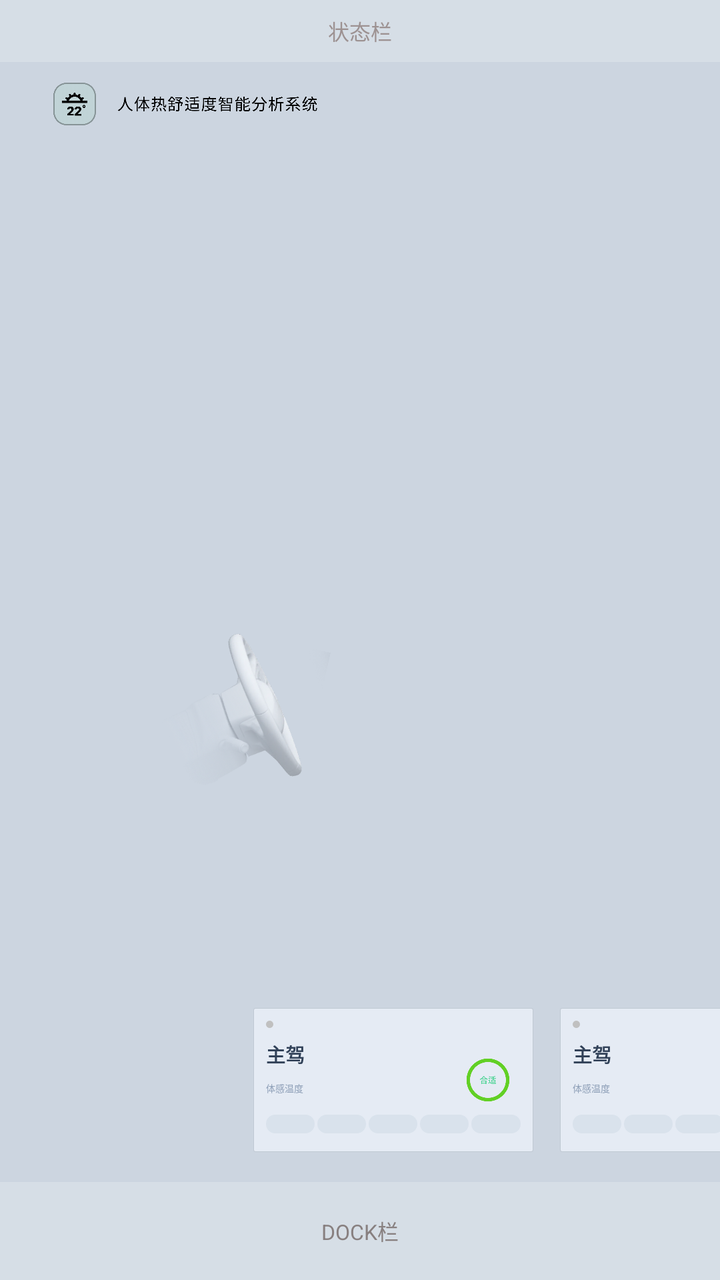
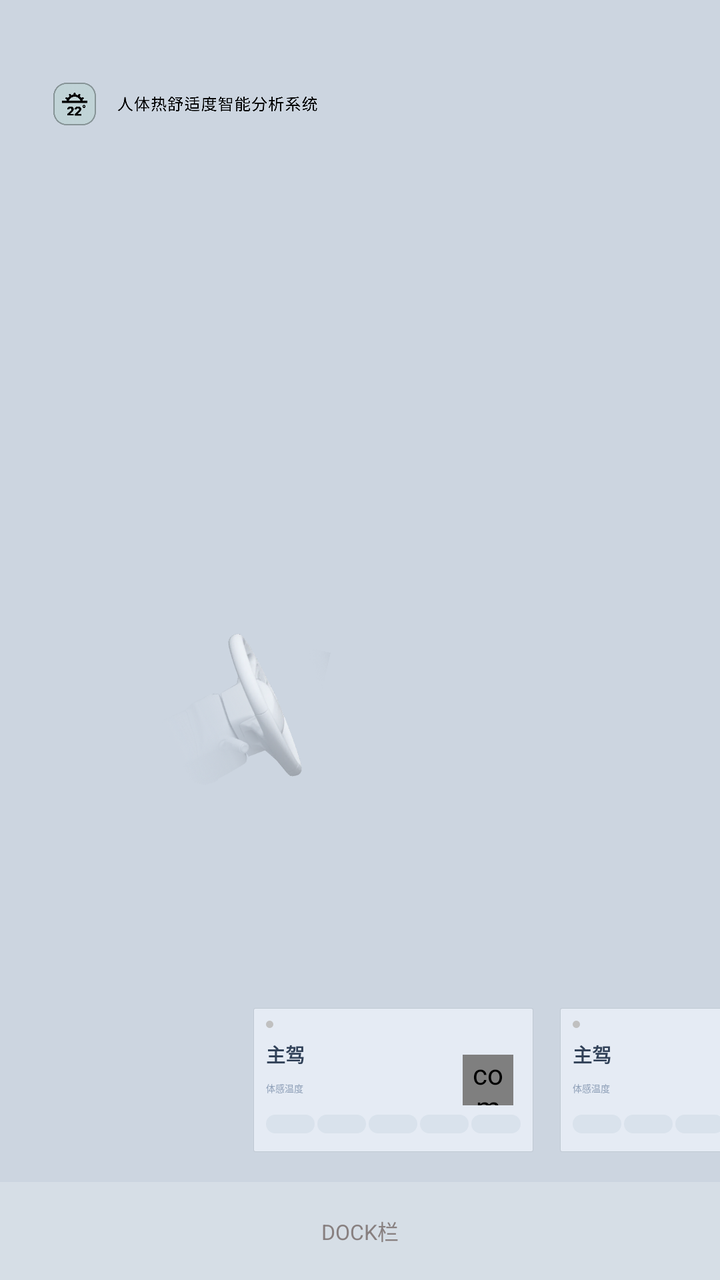

An Android layout rendered at two revisions. The XML below is the earlier revision; the diff shows what the commit changed to produce the second picture.
<!-- AndroidManifest.xml: application theme Theme.Huifeng -->
<!-- res/layout/activity_body_feel.xml -->
<?xml version="1.0" encoding="utf-8"?>
<FrameLayout xmlns:android="http://schemas.android.com/apk/res/android"
    android:layout_width="match_parent"
    android:layout_height="match_parent"
    android:background="@drawable/bg_body_feel">

    
    <ImageView
        android:layout_width="615px"
        android:layout_height="64px"
        android:layout_marginStart="80px"
        android:layout_marginTop="124px"
        android:src="@drawable/title_bodyfeel" />

    
    <ImageView
        android:layout_width="272px"
        android:layout_height="282px"
        android:layout_marginStart="224px"
        android:layout_marginTop="928px"
        android:src="@drawable/steeringwheel" />

    
    <FrameLayout
        android:id="@+id/seat_container"
        android:layout_width="match_parent"
        android:layout_height="match_parent" />

    
    

    
    <include
        android:id="@+id/card_seat_0"
        layout="@layout/view_seat_card"
        android:layout_width="420px"
        android:layout_height="216px"
        android:layout_gravity="bottom|start"
        android:layout_marginStart="380px"
        android:layout_marginBottom="192px" />

    
    <include
        android:id="@+id/card_seat_1"
        layout="@layout/view_seat_card"
        android:layout_width="420px"
        android:layout_height="216px"
        android:layout_gravity="bottom|start"
        android:layout_marginStart="840px"
        android:layout_marginBottom="192px" />

    
    <include
        android:id="@+id/card_seat_3"
        layout="@layout/view_seat_card"
        android:layout_width="420px"
        android:layout_height="216px"
        android:layout_gravity="bottom|start"
        android:layout_marginStart="1300px"
        android:layout_marginBottom="192px" />

    
    <include
        android:id="@+id/card_seat_4"
        layout="@layout/view_seat_card"
        android:layout_width="420px"
        android:layout_height="216px"
        android:layout_gravity="bottom|start"
        android:layout_marginStart="1760px"
        android:layout_marginBottom="192px" />

    

    
    <View
        android:layout_width="match_parent"
        android:layout_height="92.8px"
        android:background="#33FFFFFF" />

    <TextView
        android:layout_width="wrap_content"
        android:layout_height="92.8px"
        android:layout_gravity="center_horizontal|top"
        android:gravity="center"
        android:text="状态栏"
        android:textColor="#9D9292"
        android:textSize="32px" />

    
    <View
        android:layout_width="match_parent"
        android:layout_height="147px"
        android:layout_gravity="bottom"
        android:background="#33FFFFFF" />

    <TextView
        android:layout_width="wrap_content"
        android:layout_height="147px"
        android:layout_gravity="center_horizontal|bottom"
        android:gravity="center"
        android:text="DOCK栏"
        android:textColor="#888080"
        android:textSize="32px" />

</FrameLayout>
<!-- res/layout/view_seat_card.xml (included above) -->
<?xml version="1.0" encoding="utf-8"?>
<FrameLayout xmlns:android="http://schemas.android.com/apk/res/android"
    android:layout_width="match_parent"
    android:layout_height="match_parent"
    android:background="@drawable/bg_seat_card">

    
    <LinearLayout
        android:layout_width="match_parent"
        android:layout_height="match_parent"
        android:layout_marginStart="18.9px"
        android:orientation="vertical">

        
        <View
            android:id="@+id/view_status_dot"
            android:layout_width="10.8px"
            android:layout_height="10.8px"
            android:layout_marginTop="18.9px"
            android:background="@drawable/bg_status_dot_unknown" />

        
        <TextView
            android:id="@+id/tv_seat_name"
            android:layout_width="wrap_content"
            android:layout_height="wrap_content"
            android:layout_marginTop="18px"
            android:text="主驾"
            android:textColor="#314158"
            android:textSize="28.8px"
            android:textStyle="bold" />

        
        <TextView
            android:layout_width="wrap_content"
            android:layout_height="wrap_content"
            android:layout_marginTop="18px"
            android:text="体感温度"
            android:textColor="#90A1B9"
            android:textSize="13.5px" />

        
        <LinearLayout
            android:id="@+id/energy_bar"
            android:layout_width="match_parent"
            android:layout_height="28px"
            android:layout_marginTop="29px"
            android:layout_marginEnd="18.9px"
            android:orientation="horizontal">

            
            <View
                android:id="@+id/seg_0"
                android:layout_width="0dp"
                android:layout_height="match_parent"
                android:layout_weight="1"
                android:layout_marginEnd="4px"
                android:background="@drawable/bg_energy_unselected" />

            <View
                android:id="@+id/seg_1"
                android:layout_width="0dp"
                android:layout_height="match_parent"
                android:layout_weight="1"
                android:layout_marginEnd="4px"
                android:background="@drawable/bg_energy_unselected" />

            <View
                android:id="@+id/seg_2"
                android:layout_width="0dp"
                android:layout_height="match_parent"
                android:layout_weight="1"
                android:layout_marginEnd="4px"
                android:background="@drawable/bg_energy_unselected" />

            <View
                android:id="@+id/seg_3"
                android:layout_width="0dp"
                android:layout_height="match_parent"
                android:layout_weight="1"
                android:layout_marginEnd="4px"
                android:background="@drawable/bg_energy_unselected" />

            <View
                android:id="@+id/seg_4"
                android:layout_width="0dp"
                android:layout_height="match_parent"
                android:layout_weight="1"
                android:background="@drawable/bg_energy_unselected" />
        </LinearLayout>
    </LinearLayout>

    
    <ImageView
        android:id="@+id/iv_comfort_icon"
        android:layout_width="75.6px"
        android:layout_height="75.6px"
        android:layout_gravity="end|center_vertical"
        android:layout_marginEnd="30px"
        android:scaleType="fitCenter"
        android:src="@drawable/comfortable" />

</FrameLayout>
<!-- resources referenced by this layout -->
<resources>
  <!-- drawable bg_body_feel (drawable) -->
  <?xml version="1.0" encoding="utf-8"?>
  <layer-list xmlns:android="http://schemas.android.com/apk/res/android">
      <item>
          <shape android:shape="rectangle">
              <solid android:color="#CCD5E0" />
          </shape>
      </item>
  </layer-list>
  <!-- drawable bg_energy_unselected (drawable) -->
  <?xml version="1.0" encoding="utf-8"?>
  <shape xmlns:android="http://schemas.android.com/apk/res/android"
      android:shape="rectangle">
      <solid android:color="#D9E2EC" />
      <corners android:radius="14px" />
  </shape>
  <!-- drawable bg_seat_card (drawable) -->
  <?xml version="1.0" encoding="utf-8"?>
  <layer-list xmlns:android="http://schemas.android.com/apk/res/android">
      <item>
          <shape android:shape="rectangle">
              <solid android:color="#0F000000" />
              <corners android:radius="1.5px" />
              <stroke
                  android:width="1.5px"
                  android:color="#0F000000" />
          </shape>
      </item>
      <item
          android:left="1.5px"
          android:top="1.5px"
          android:right="1.5px"
          android:bottom="1.5px">
          <shape android:shape="rectangle">
              <solid android:color="#E5EBF4" />
              <corners android:radius="1.5px" />
          </shape>
      </item>
  </layer-list>
  <!-- drawable bg_status_dot_unknown (drawable) -->
  <?xml version="1.0" encoding="utf-8"?>
  <shape xmlns:android="http://schemas.android.com/apk/res/android"
      android:shape="oval">
      <solid android:color="#C0C0C0" />
  </shape>
  <!-- drawable comfortable: png bitmap (drawable-xxxhdpi, 8571 bytes) -->
  <!-- drawable steeringwheel: webp bitmap (drawable-xxxhdpi, 96848 bytes) -->
  <!-- drawable title_bodyfeel: png bitmap (drawable-xxxhdpi, 25050 bytes) -->
  <style name="Theme.Huifeng" parent="Theme.MaterialComponents.DayNight.NoActionBar">
          
          <item name="colorPrimary">@color/purple_500</item>
          <item name="colorPrimaryVariant">@color/purple_700</item>
          <item name="colorOnPrimary">@color/white</item>
          
          <item name="colorSecondary">@color/teal_200</item>
          <item name="colorSecondaryVariant">@color/teal_700</item>
          <item name="colorOnSecondary">@color/black</item>
          
          <item name="android:statusBarColor">@android:color/black</item>
          <item name="android:windowBackground">@android:color/black</item>
      </style>
  <color name="purple_500">#FF6200EE</color>
  <color name="purple_700">#FF3700B3</color>
  <color name="white">#FFFFFFFF</color>
  <color name="teal_200">#FF03DAC5</color>
  <color name="teal_700">#FF018786</color>
  <color name="black">#FF000000</color>
</resources>

<!-- the commit's change to res/layout/activity_body_feel.xml (unified diff, before → after) -->
@@ -51,7 +51,7 @@
 
     
     <include
-        android:id="@+id/card_seat_3"
+        android:id="@+id/card_seat_4"
         layout="@layout/view_seat_card"
         android:layout_width="420px"
         android:layout_height="216px"
@@ -61,7 +61,7 @@
 
     
     <include
-        android:id="@+id/card_seat_4"
+        android:id="@+id/card_seat_5"
         layout="@layout/view_seat_card"
         android:layout_width="420px"
         android:layout_height="216px"
@@ -70,21 +70,6 @@
         android:layout_marginBottom="192px" />
 
     
-
-    
-    <View
-        android:layout_width="match_parent"
-        android:layout_height="92.8px"
-        android:background="#33FFFFFF" />
-
-    <TextView
-        android:layout_width="wrap_content"
-        android:layout_height="92.8px"
-        android:layout_gravity="center_horizontal|top"
-        android:gravity="center"
-        android:text="状态栏"
-        android:textColor="#9D9292"
-        android:textSize="32px" />
 
     
     <View
@@ -197,13 +182,11 @@
     </LinearLayout>
 
     
-    <ImageView
+    <com.max.huifeng.ComfortIconView
         android:id="@+id/iv_comfort_icon"
         android:layout_width="75.6px"
         android:layout_height="75.6px"
         android:layout_gravity="end|center_vertical"
-        android:layout_marginEnd="30px"
-        android:scaleType="fitCenter"
-        android:src="@drawable/comfortable" />
+        android:layout_marginEnd="30px" />
 
 </FrameLayout>
<!-- resource entries referenced after the edit -->
@@ -45,7 +45,6 @@
       android:shape="oval">
       <solid android:color="#C0C0C0" />
   </shape>
-  <!-- drawable comfortable: png bitmap (drawable-xxxhdpi, 8571 bytes) -->
   <!-- drawable steeringwheel: webp bitmap (drawable-xxxhdpi, 96848 bytes) -->
   <!-- drawable title_bodyfeel: png bitmap (drawable-xxxhdpi, 25050 bytes) -->
   <style name="Theme.Huifeng" parent="Theme.MaterialComponents.DayNight.NoActionBar">
